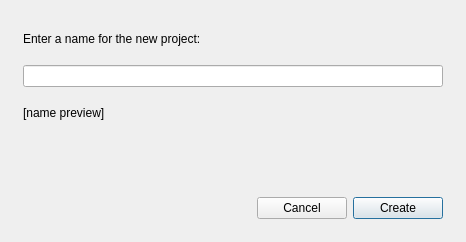
First picture: the form in resources/new_project_form.ui, repository shotgunsoftware/tk-mari-projectmanager, before the edit.
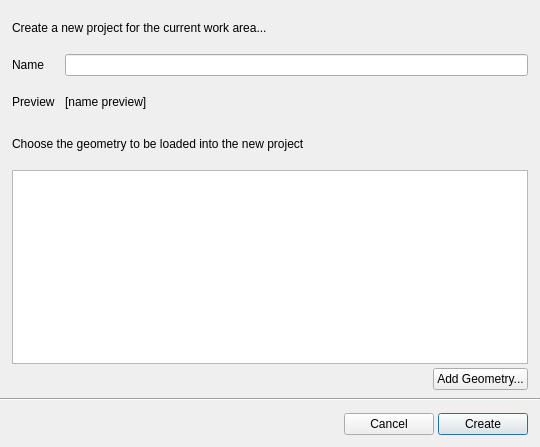
Second picture: the form after the edit.

Commit message: wip - new project creation now works

What changed in the file:
```diff
--- a/resources/new_project_form.ui
+++ b/resources/new_project_form.ui
@@ -6,16 +6,22 @@
    <rect>
     <x>0</x>
     <y>0</y>
-    <width>466</width>
-    <height>242</height>
+    <width>540</width>
+    <height>447</height>
    </rect>
   </property>
   <property name="windowTitle">
    <string>Form</string>
   </property>
-  <layout class="QVBoxLayout" name="verticalLayout">
+  <layout class="QVBoxLayout" name="verticalLayout" stretch="0,1,0">
+   <property name="spacing">
+    <number>4</number>
+   </property>
+   <property name="margin">
+    <number>0</number>
+   </property>
    <item>
-    <layout class="QVBoxLayout" name="verticalLayout_2" stretch="0,0,0,1">
+    <layout class="QVBoxLayout" name="verticalLayout_2" stretch="0,0,0,0">
      <property name="spacing">
       <number>10</number>
      </property>
@@ -28,6 +34,9 @@
      <property name="rightMargin">
       <number>12</number>
      </property>
+     <property name="bottomMargin">
+      <number>4</number>
+     </property>
      <item>
       <widget class="QLabel" name="info_label">
        <property name="minimumSize">
@@ -37,7 +46,7 @@
         </size>
        </property>
        <property name="text">
-        <string>Enter a name for the new project:</string>
+        <string>Create a new project for the current work area...</string>
        </property>
        <property name="wordWrap">
         <bool>true</bool>
@@ -45,6 +54,15 @@
       </widget>
      </item>
      <item>
+      <layout class="QGridLayout" name="gridLayout">
+       <item row="0" column="0">
+        <widget class="QLabel" name="label">
+         <property name="text">
+          <string>Name</string>
+         </property>
+        </widget>
+       </item>
+       <item row="0" column="1">
       <widget class="QLineEdit" name="name_edit">
        <property name="minimumSize">
         <size>
@@ -53,11 +71,18 @@
         </size>
        </property>
        <property name="echoMode">
-        <enum>QLineEdit::Password</enum>
+          <enum>QLineEdit::Normal</enum>
        </property>
       </widget>
      </item>
-     <item>
+       <item row="2" column="0">
+        <widget class="QLabel" name="label_2">
+         <property name="text">
+          <string>Preview</string>
+         </property>
+        </widget>
+       </item>
+       <item row="2" column="1">
       <widget class="QLabel" name="preview_label">
        <property name="minimumSize">
         <size>
@@ -69,24 +94,76 @@
         <string>[name preview]</string>
        </property>
        <property name="wordWrap">
-        <bool>true</bool>
+          <bool>false</bool>
        </property>
       </widget>
      </item>
+      </layout>
+     </item>
      <item>
-      <spacer name="verticalSpacer_2">
+      <widget class="QLabel" name="preview_label_2">
+       <property name="minimumSize">
+        <size>
+         <width>0</width>
+         <height>32</height>
+        </size>
+       </property>
+       <property name="text">
+        <string>Choose the geometry to be loaded into the new project</string>
+       </property>
+       <property name="wordWrap">
+        <bool>false</bool>
+       </property>
+      </widget>
+     </item>
+     <item>
+      <layout class="QVBoxLayout" name="verticalLayout_4">
+       <property name="spacing">
+        <number>4</number>
+       </property>
+       <item>
+        <widget class="QTableView" name="tableView"/>
+       </item>
+       <item>
+        <layout class="QHBoxLayout" name="horizontalLayout" stretch="1,0">
+         <item>
+          <spacer name="horizontalSpacer_2">
        <property name="orientation">
-        <enum>Qt::Vertical</enum>
+            <enum>Qt::Horizontal</enum>
        </property>
        <property name="sizeHint" stdset="0">
         <size>
-         <width>20</width>
-         <height>0</height>
+             <width>0</width>
+             <height>20</height>
         </size>
        </property>
       </spacer>
      </item>
-    </layout>
+         <item>
+          <widget class="QPushButton" name="geom_browse_btn">
+           <property name="minimumSize">
+            <size>
+             <width>32</width>
+             <height>0</height>
+            </size>
+           </property>
+           <property name="text">
+            <string>Add Geometry...</string>
+           </property>
+          </widget>
+         </item>
+        </layout>
+       </item>
+      </layout>
+     </item>
+    </layout>
+   </item>
+   <item>
+    <widget class="Line" name="break_line">
+     <property name="orientation">
+      <enum>Qt::Horizontal</enum>
+     </property>
+    </widget>
    </item>
    <item>
     <layout class="QHBoxLayout" name="horizontalLayout_3">
```
Left out of the diff: 19 changed lines with no effect on the pictures. Lines whose indentation alone changed are shown as unchanged. The commit also changes 5 other files.
